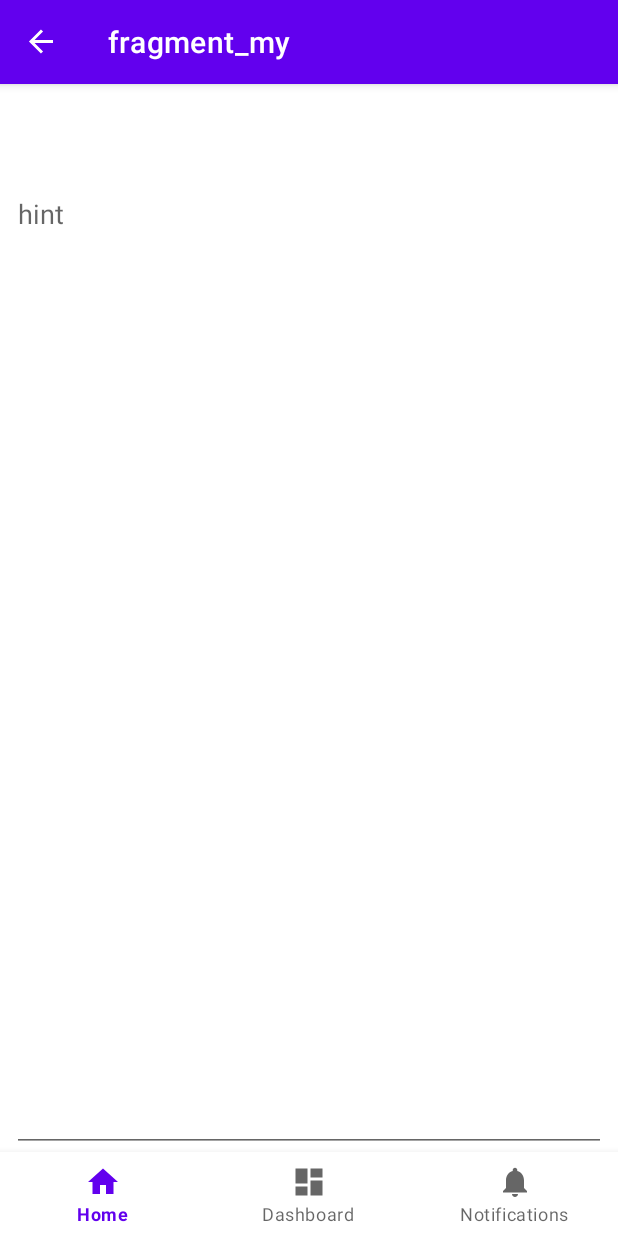
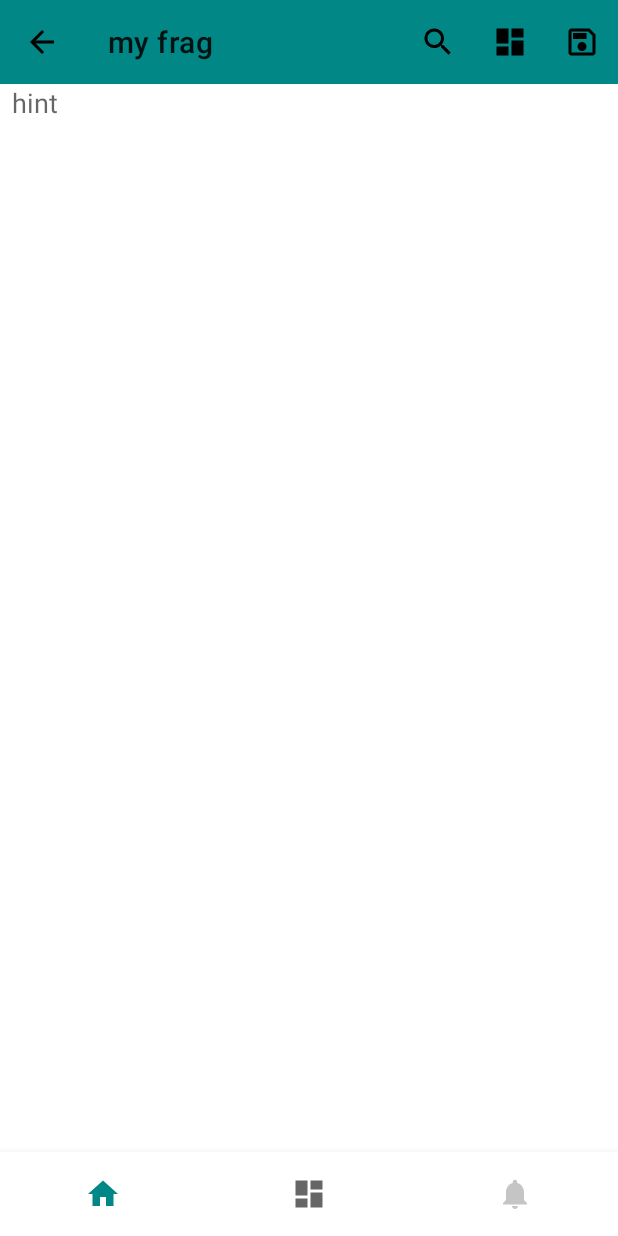
Before and after one commit to AndreyK1105/notePad-android, an Android app: the MyFragment screen opened through its navigation route, on a phone screen of 412 x 824 dp. Run offline under Robolectric (Android 15) with nearby library versions, the phone set to English and light mode, and no system bars; our stand-ins replace navigation-ui.

Commit message:
appToolbar

```diff
--- a/app/src/main/java/com/example/mynotepad/MainActivity.kt
+++ b/app/src/main/java/com/example/mynotepad/MainActivity.kt
@@ -1,6 +1,7 @@
 package com.example.mynotepad
 
 import android.os.Bundle
+import android.view.Menu
 import com.google.android.material.bottomnavigation.BottomNavigationView
 import androidx.appcompat.app.AppCompatActivity
 import androidx.fragment.app.Fragment
@@ -23,11 +24,20 @@ class MainActivity : AppCompatActivity()  {
     private lateinit var binding: ActivityMainBinding
 private val currFr: Fragment
     get() = supportFragmentManager.findFragmentById(R.id.nav_host_fragment_activity_main)!!
+
+
     override fun onCreate(savedInstanceState: Bundle?) {
         super.onCreate(savedInstanceState)
 
         binding = ActivityMainBinding.inflate(layoutInflater)
         setContentView(binding.root)
+
+
+//        val toolbar=binding.toolbar2
+//        toolbar.setTitle("title")
+//
+//       // toolbar.inflateMenu(R.menu.toolbar_menu)
+//        setSupportActionBar(toolbar)
 
         val navView: BottomNavigationView = binding.navView
 
@@ -41,7 +51,14 @@ private val currFr: Fragment
                 R.id.notificationsFragment
             )
         )
-        setupActionBarWithNavController(navController, appBarConfiguration)
+
+       // setupActionBarWithNavController(navController, appBarConfiguration)
         navView.setupWithNavController(navController)
+       // appBarConfiguration.fallbackOnNavigateUpListener
+    }
+
+    override fun onCreateOptionsMenu(menu: Menu?): Boolean {
+        menuInflater.inflate(R.menu.toolbar_menu,menu)
+        return super.onCreateOptionsMenu(menu)
     }
 }
--- a/app/src/main/java/com/example/mynotepad/ui/dashboard/AdapterNotes.kt
+++ b/app/src/main/java/com/example/mynotepad/ui/dashboard/AdapterNotes.kt
@@ -22,7 +22,7 @@ class AdapterNotes(private val notes: List<Note>): RecyclerView.Adapter < Adapte
     }
 
     override fun onCreateViewHolder(parent: ViewGroup, viewType: Int): ViewHolder {
-        Log.v("a","adapter create ${ notes[0].textNote}" )
+       // Log.v("a","adapter create ${ notes[0].textNote}" )
        val view=LayoutInflater.from(parent.context).inflate(R.layout.item_note,parent,false)
         return ViewHolder(view)
     }
--- a/app/src/main/java/com/example/mynotepad/ui/dashboard/DashboardFragment.kt
+++ b/app/src/main/java/com/example/mynotepad/ui/dashboard/DashboardFragment.kt
@@ -57,7 +57,7 @@ private val viewModel by viewModel<DashboardViewModel>()
         recyclerViewNotes.adapter=notesAdapter
         viewModel.notes.observe(viewLifecycleOwner){
                 value->notes=value
-            Log.v("a","List Notes size ${notes.size}" )
+            //Log.v("a","List Notes size ${notes.size}" )
             recyclerViewNotes.adapter=AdapterNotes(value)
 
             idLast=notes[notes.lastIndex].id
--- a/app/src/main/java/com/example/mynotepad/ui/fragments/MyFragment.kt
+++ b/app/src/main/java/com/example/mynotepad/ui/fragments/MyFragment.kt
@@ -9,6 +9,9 @@ import android.view.LayoutInflater
 import android.view.View
 import android.view.ViewGroup
 import android.widget.EditText
+import androidx.activity.addCallback
+import androidx.navigation.NavController
+import androidx.navigation.fragment.findNavController
 import androidx.recyclerview.widget.RecyclerView
 import com.example.mynotepad.R
 import com.example.mynotepad.databinding.FragmentMyBinding
@@ -41,12 +44,17 @@ class MyFragment : Fragment() {
 
     override fun onCreate(savedInstanceState: Bundle?) {
         super.onCreate(savedInstanceState)
-       // setHasOptionsMenu(true)
+
 
         arguments?.let {
             param1 = it.getString(ARG_PARAM1)
             param2 = it.getString(ARG_PARAM2)
         }
+val callback= requireActivity().onBackPressedDispatcher.addCallback(this){
+    Log.v("a","my fr callBack button back ")
+    findNavController().popBackStack()
+}
+
     }
 
     override fun onCreateView(
@@ -54,6 +62,38 @@ class MyFragment : Fragment() {
         savedInstanceState: Bundle?
     ): View? {
         _binding=FragmentMyBinding.inflate(inflater,container, false)
+
+
+        val toolbar=binding.toolbar
+        toolbar.setTitle("my frag")
+        toolbar.inflateMenu(R.menu.toolbar_menu)
+toolbar.setNavigationIcon(R.drawable.baseline_arrow_back_24)
+        toolbar.setNavigationOnClickListener{
+
+            findNavController().popBackStack()
+            Log.v("a","click listener action home ")
+
+        }
+        toolbar.setOnMenuItemClickListener{
+            when(it.itemId){
+                R.id.action_save->{
+                    Log.v("a","click listener action save ")
+                    true
+                }
+                R.id.action_search->{
+                    Log.v("a","click listener action search ")
+                    true
+                }
+                R.id.action_user->{
+                    Log.v("a","click listener action user ")
+                    true
+                }
+
+                else ->false
+            }
+        }
+
+
 
         val editText:EditText
         editText=binding.textInputEditText
@@ -77,6 +117,16 @@ class MyFragment : Fragment() {
         // Inflate the layout for this fragment
     return binding.root
     //return inflater.inflate(R.layout.fragment_my, container, false)
+
+    }
+
+    override fun onDestroy() {
+        super.onDestroy()
+        Log.v("a","My fragment onDestroy  ")
+    }
+    override fun onDestroyView() {
+        super.onDestroyView()
+
     }
 
     companion object {
--- a/app/src/main/java/com/example/mynotepad/ui/home/HomeFragment.kt
+++ b/app/src/main/java/com/example/mynotepad/ui/home/HomeFragment.kt
@@ -51,7 +51,7 @@ private val homeViewModel by viewModel<HomeViewModel>()
 
         val floatingButton: FloatingActionButton=binding.floatingActionButton
         floatingButton.setOnClickListener(){
-            findNavController().navigate(R.id.action_navigation_home_to_myFragment ,null)
+        //    findNavController().navigate(R.id.action_navigation_home_to_myFragment ,null)
         }
 
         val dataset = arrayOf("January", "February", "March", "February", "March" ,"February", "March", "February", "March")
@@ -66,7 +66,7 @@ private val homeViewModel by viewModel<HomeViewModel>()
 
     override fun onDestroyView() {
         super.onDestroyView()
-        Log.v("HomFr", "onDestroyView")
+        //Log.v("HomFr", "onDestroyView")
         _binding = null
     }
 }
--- /dev/null
+++ b/app/src/main/res/drawable-mdpi/save_24px.xml
@@ -0,0 +1,10 @@
+<vector xmlns:android="http://schemas.android.com/apk/res/android"
+    android:width="24dp"
+    android:height="24dp"
+    android:viewportWidth="960"
+    android:viewportHeight="960"
+   >
+  <path
+      android:fillColor="@android:color/background_dark"
+      android:pathData="M840,280L840,760Q840,793 816.5,816.5Q793,840 760,840L200,840Q167,840 143.5,816.5Q120,793 120,760L120,200Q120,167 143.5,143.5Q167,120 200,120L680,120L840,280ZM760,314L646,200L200,200Q200,200 200,200Q200,200 200,200L200,760Q200,760 200,760Q200,760 200,760L760,760Q760,760 760,760Q760,760 760,760L760,314ZM480,720Q530,720 565,685Q600,650 600,600Q600,550 565,515Q530,480 480,480Q430,480 395,515Q360,550 360,600Q360,650 395,685Q430,720 480,720ZM240,400L600,400L600,240L240,240L240,400ZM200,314L200,760Q200,760 200,760Q200,760 200,760L200,760Q200,760 200,760Q200,760 200,760L200,200Q200,200 200,200Q200,200 200,200L200,200L200,314Z"/>
+</vector>
--- /dev/null
+++ b/app/src/main/res/drawable/baseline_arrow_back_24.xml
@@ -0,0 +1,5 @@
+<vector android:autoMirrored="true" android:height="24dp"
+    android:tint="#000000" android:viewportHeight="24"
+    android:viewportWidth="24" android:width="24dp" xmlns:android="http://schemas.android.com/apk/res/android">
+    <path android:fillColor="@android:color/white" android:pathData="M20,11H7.83l5.59,-5.59L12,4l-8,8 8,8 1.41,-1.41L7.83,13H20v-2z"/>
+</vector>
--- /dev/null
+++ b/app/src/main/res/drawable/baseline_search_24.xml
@@ -0,0 +1,5 @@
+<vector android:height="24dp" android:tint="#000000"
+    android:viewportHeight="24" android:viewportWidth="24"
+    android:width="24dp" xmlns:android="http://schemas.android.com/apk/res/android">
+    <path android:fillColor="@android:color/white" android:pathData="M15.5,14h-0.79l-0.28,-0.27C15.41,12.59 16,11.11 16,9.5 16,5.91 13.09,3 9.5,3S3,5.91 3,9.5 5.91,16 9.5,16c1.61,0 3.09,-0.59 4.23,-1.57l0.27,0.28v0.79l5,4.99L20.49,19l-4.99,-5zM9.5,14C7.01,14 5,11.99 5,9.5S7.01,5 9.5,5 14,7.01 14,9.5 11.99,14 9.5,14z"/>
+</vector>
--- a/app/src/main/res/drawable/ic_notifications_black_24dp.xml
+++ b/app/src/main/res/drawable/ic_notifications_black_24dp.xml
@@ -4,6 +4,6 @@
     android:viewportWidth="24.0"
     android:viewportHeight="24.0">
     <path
-        android:fillColor="#FF000000"
+        android:fillColor="@color/material_on_primary_disabled"
         android:pathData="M12,22c1.1,0 2,-0.9 2,-2h-4c0,1.1 0.89,2 2,2zM18,16v-5c0,-3.07 -1.64,-5.64 -4.5,-6.32L13.5,4c0,-0.83 -0.67,-1.5 -1.5,-1.5s-1.5,0.67 -1.5,1.5v0.68C7.63,5.36 6,7.92 6,11v5l-2,2v1h16v-1l-2,-2z" />
 </vector>
--- a/app/src/main/res/layout/activity_main.xml
+++ b/app/src/main/res/layout/activity_main.xml
@@ -1,22 +1,13 @@
 <?xml version="1.0" encoding="utf-8"?>
-<androidx.constraintlayout.widget.ConstraintLayout xmlns:android="http://schemas.android.com/apk/res/android"
+<androidx.constraintlayout.widget.ConstraintLayout
+    xmlns:android="http://schemas.android.com/apk/res/android"
 
     xmlns:app="http://schemas.android.com/apk/res-auto"
     xmlns:tools="http://schemas.android.com/tools"
     android:id="@+id/container"
     android:layout_width="match_parent"
     android:layout_height="match_parent"
-    android:paddingTop="?attr/actionBarSize">
-
-    <com.google.android.material.bottomnavigation.BottomNavigationView
-        android:id="@+id/nav_view"
-        android:layout_width="0dp"
-        android:layout_height="wrap_content"
-        android:background="?android:attr/windowBackground"
-        app:layout_constraintBottom_toBottomOf="parent"
-        app:layout_constraintLeft_toLeftOf="parent"
-        app:layout_constraintRight_toRightOf="parent"
-        app:menu="@menu/bottom_nav_menu" />
+    >
 
     <fragment
         android:id="@+id/nav_host_fragment_activity_main"
@@ -31,4 +22,17 @@
         app:layout_constraintTop_toTopOf="parent"
         app:navGraph="@navigation/mobile_navigation" />
 
+    <com.google.android.material.bottomnavigation.BottomNavigationView
+        android:id="@+id/nav_view"
+        android:layout_width="0dp"
+        android:layout_height="wrap_content"
+        android:background="?android:attr/windowBackground"
+        app:layout_constraintBottom_toBottomOf="parent"
+        app:layout_constraintLeft_toLeftOf="parent"
+        app:layout_constraintRight_toRightOf="parent"
+        app:layout_constraintTop_toBottomOf="@+id/nav_host_fragment_activity_main"
+        app:menu="@menu/bottom_nav_menu"
+        app:labelVisibilityMode="unlabeled"
+        />
+
 </androidx.constraintlayout.widget.ConstraintLayout>
--- a/app/src/main/res/layout/fragment_my.xml
+++ b/app/src/main/res/layout/fragment_my.xml
@@ -6,19 +6,29 @@
     android:layout_height="match_parent"
     tools:context=".ui.fragments.MyFragment">
 
-    <!-- TODO: Update blank fragment layout -->
+    <androidx.appcompat.widget.Toolbar
+        android:id="@+id/toolbar"
+        android:layout_width="match_parent"
+        android:layout_height="wrap_content"
+        android:background="?attr/colorPrimary"
+        android:minHeight="?attr/actionBarSize"
+        android:theme="?attr/actionBarTheme"
+        app:layout_constraintEnd_toEndOf="parent"
+        app:layout_constraintStart_toStartOf="parent"
+        app:layout_constraintTop_toTopOf="parent" />
 
     <com.google.android.material.textfield.TextInputEditText
         android:id="@+id/textInputEditText"
         android:layout_width="0dp"
-        android:layout_height="match_parent"
+        android:layout_height="0dp"
         android:layout_marginStart="8dp"
-        android:layout_marginTop="8dp"
         android:layout_marginEnd="8dp"
+        android:background="@android:color/transparent"
         android:gravity="top"
         android:hint="hint"
+        app:layout_constraintBottom_toBottomOf="parent"
         app:layout_constraintEnd_toEndOf="parent"
         app:layout_constraintStart_toStartOf="parent"
-        app:layout_constraintTop_toTopOf="parent" />
+        app:layout_constraintTop_toBottomOf="@+id/toolbar" />
 
 </androidx.constraintlayout.widget.ConstraintLayout>
--- /dev/null
+++ b/app/src/main/res/menu/toolbar_menu.xml
@@ -0,0 +1,26 @@
+<?xml version="1.0" encoding="utf-8"?>
+<menu xmlns:android="http://schemas.android.com/apk/res/android"
+    xmlns:app="http://schemas.android.com/apk/res-auto"
+    xmlns:tools="http://schemas.android.com/tools"
+    tools:context=".MainActivity" >
+    <item
+        android:id="@+id/action_save"
+        android:icon="@drawable/save_24px"
+        android:iconTint="@color/design_default_color_primary"
+        android:orderInCategory="300"
+        android:title="settings"
+        app:showAsAction="ifRoom" />
+    <item
+        android:id="@+id/action_search"
+        android:icon="@drawable/baseline_search_24"
+        android:orderInCategory="100"
+        android:title="Search"
+        app:showAsAction="ifRoom" />
+    <item
+        android:id="@+id/action_user"
+        android:icon="@drawable/ic_dashboard_black_24dp"
+        android:orderInCategory="200"
+        android:title="User"
+        app:showAsAction="ifRoom" />
+
+</menu>
--- a/app/src/main/res/navigation/mobile_navigation.xml
+++ b/app/src/main/res/navigation/mobile_navigation.xml
@@ -13,9 +13,7 @@
         <action
             android:id="@+id/action_navigation_home_to_navigation_dashboard2"
             app:destination="@id/navigation_dashboard" />
-        <action
-            android:id="@+id/action_navigation_home_to_myFragment"
-            app:destination="@id/myFragment" />
+
     </fragment>
 
     <fragment
--- a/app/src/main/res/values-night/themes.xml
+++ b/app/src/main/res/values-night/themes.xml
@@ -1,8 +1,8 @@
 <resources xmlns:tools="http://schemas.android.com/tools">
     <!-- Base application theme. -->
-    <style name="Theme.MyNotepad" parent="Theme.MaterialComponents.DayNight.DarkActionBar">
+    <style name="Theme.MyNotepad" parent="Theme.MaterialComponents.DayNight.NoActionBar">
         <!-- Primary brand color. -->
-        <item name="colorPrimary">@color/purple_200</item>
+        <item name="colorPrimary">#2196F3</item>
         <item name="colorPrimaryVariant">@color/purple_700</item>
         <item name="colorOnPrimary">@color/black</item>
         <!-- Secondary brand color. -->
@@ -10,7 +10,7 @@
         <item name="colorSecondaryVariant">@color/teal_200</item>
         <item name="colorOnSecondary">@color/black</item>
         <!-- Status bar color. -->
-        <item name="android:statusBarColor">?attr/colorPrimaryVariant</item>
+        <item name="android:statusBarColor">@color/teal_700</item>
         <!-- Customize your theme here. -->
     </style>
 </resources>
--- a/app/src/main/res/values/themes.xml
+++ b/app/src/main/res/values/themes.xml
@@ -1,16 +1,16 @@
 <resources xmlns:tools="http://schemas.android.com/tools">
     <!-- Base application theme. -->
-    <style name="Theme.MyNotepad" parent="Theme.MaterialComponents.DayNight.DarkActionBar">
+    <style name="Theme.MyNotepad" parent="Theme.MaterialComponents.DayNight.NoActionBar"> #DarkActionBar
         <!-- Primary brand color. -->
-        <item name="colorPrimary">@color/purple_500</item>
-        <item name="colorPrimaryVariant">@color/purple_700</item>
+        <item name="colorPrimary">@color/teal_700</item>
+        <item name="colorPrimaryVariant">@color/teal_200</item>
         <item name="colorOnPrimary">@color/white</item>
         <!-- Secondary brand color. -->
         <item name="colorSecondary">@color/teal_200</item>
         <item name="colorSecondaryVariant">@color/teal_700</item>
         <item name="colorOnSecondary">@color/black</item>
         <!-- Status bar color. -->
-        <item name="android:statusBarColor">?attr/colorPrimaryVariant</item>
+        <item name="android:statusBarColor">#4CAF50</item>
         <!-- Customize your theme here. -->
     </style>
 </resources>
```
